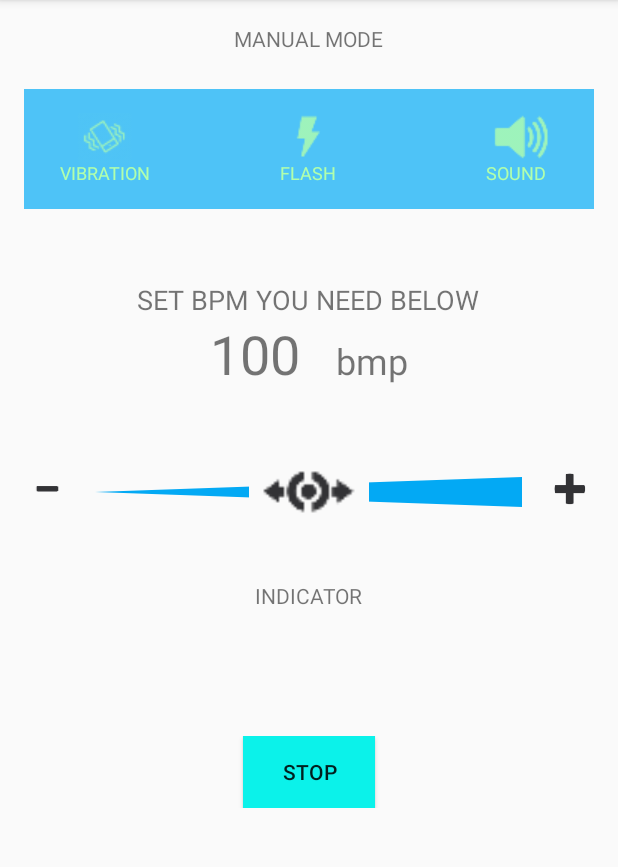
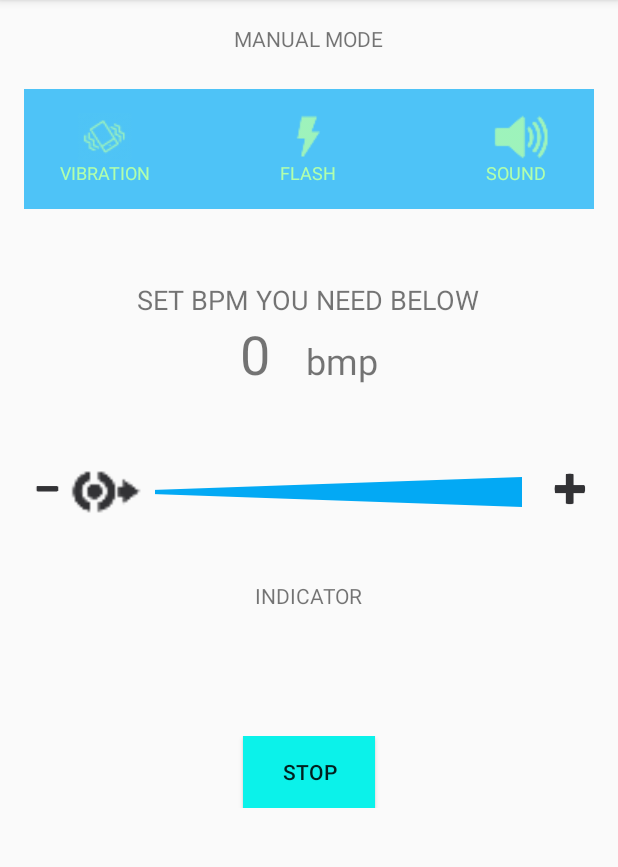
Before and after one commit to vitcool/Metronom, an Android app: the screen it shows after launch (MainActivity), after a tap on "START", on a phone screen of 412 x 824 dp, the part 84-951 px from its top. Run offline under Robolectric (Android 15) with nearby library versions, the phone set to English and light mode, and no system bars; 1 statement that could not run was skipped.

Commit message:
1st release

```diff
--- a/app/src/main/java/com/example/vitalykulyk/metronom/MainActivity.java
+++ b/app/src/main/java/com/example/vitalykulyk/metronom/MainActivity.java
@@ -26,6 +26,7 @@ import android.widget.ImageButton;
 import android.widget.RelativeLayout;
 import android.widget.SeekBar;
 import android.widget.TextView;
+import android.widget.Toast;
 
 
 /**
@@ -81,6 +82,8 @@ public class MainActivity extends AppCompatActivity {
         setContentView(R.layout.activity_main);
         initializeVariables();
         LoadPreferences();
+        setsSeekbarValue();
+
 
 
         /**
@@ -93,6 +96,26 @@ public class MainActivity extends AppCompatActivity {
                 speedEdit.setFocusableInTouchMode(true);
                 speedEdit.setInputType(InputType.TYPE_CLASS_TEXT);
                 speedEdit.requestFocus();
+                try
+                {
+                    Integer.parseInt(speedEdit.getText().toString());
+                }
+                catch (NumberFormatException e)
+                {
+                    Toast toast = Toast.makeText(getApplicationContext(),
+                            "Incorrect input (only numbers)", Toast.LENGTH_SHORT);
+                    toast.show();
+                    speedEdit.setText("100");
+                }
+                finally {
+                    if (Integer.parseInt(speedEdit.getText().toString()) > 200){
+                        Toast toast = Toast.makeText(getApplicationContext(),
+                                "Incorrect input (input number > 200)", Toast.LENGTH_SHORT);
+                        toast.show();
+                        speedEdit.setText("100");
+                    }
+                }
+                seekBar.setProgress(Integer.parseInt(speedEdit.getText().toString()));
             }
         });
 
@@ -164,7 +187,9 @@ public class MainActivity extends AppCompatActivity {
                     stopService();
                     stopAnimation();
                 }
-                ms_per_beat = 1000 * 60 / Short.parseShort(speedEdit.getText().toString());
+                //ms_per_beat = Integer.parseInt(speedEdit.getText().toString());
+                Log.i("ms_per_beat speed", speedEdit.getText().toString() + "");
+                Log.i("ms_per_beat start button", ms_per_beat + "");
                 isStarted = !isStarted;
             }
         });
@@ -173,7 +198,7 @@ public class MainActivity extends AppCompatActivity {
          * customization of seekBar
          * start value is 100
          */
-        seekBar.setProgress(100);
+
         seekBar.setOnSeekBarChangeListener(new SeekBar.OnSeekBarChangeListener() {
             int progress = 0;
 
@@ -191,11 +216,11 @@ public class MainActivity extends AppCompatActivity {
                 speedEdit.setText(progress + "");
             }
         });
+    }
 
-        /**
-         * initialization of speedEdit by value of seekbar
-         */
-        speedEdit.setText(seekBar.getProgress() + "");
+    private void setsSeekbarValue() {
+
+
     }
 
     /**
@@ -237,8 +262,10 @@ public class MainActivity extends AppCompatActivity {
      * method starts animation of indicator
      */
     private void startAnimation() {
+        ms_per_beat = 30000 / Integer.parseInt(speedEdit.getText().toString()) ;
         Animation anim = new AlphaAnimation(1.0f, 0.0f);
         anim.setDuration(ms_per_beat); //You can manage the time of the blink with this parameter
+        Log.i("ms_per_beat Animation", ms_per_beat + "");
         anim.setStartOffset(0);
         anim.setRepeatMode(Animation.REVERSE);
         anim.setRepeatCount(Animation.INFINITE);
@@ -366,6 +393,13 @@ public class MainActivity extends AppCompatActivity {
     private void LoadPreferences(){
         SharedPreferences sharedPreferences = getPreferences(MODE_PRIVATE);
         ms_per_beat = sharedPreferences.getInt("bpm", 0);
+        seekBar.setProgress(ms_per_beat);
+        /**
+         * initialization of speedEdit by value of seekbar
+         */
+        speedEdit.setText(seekBar.getProgress() + "");
+
+        Log.i("ms_per_beat Load", ms_per_beat + "");
         isFlashlightOn = sharedPreferences.getBoolean("isFlashlightOn", true);
         setFlashImage();
         isSoundOn     = sharedPreferences.getBoolean("isSoundOn    ", true);
--- a/app/src/main/java/com/example/vitalykulyk/metronom/MetronomService.java
+++ b/app/src/main/java/com/example/vitalykulyk/metronom/MetronomService.java
@@ -26,9 +26,6 @@ public class MetronomService extends Service {
     private double beatSound = 2440;
     private double sound = 6440;
 
-    private boolean isSoundOn;
-    private boolean isVibrationOn ;
-    private boolean isFlashlightOn;
 
 
     // work with FlashLoght
--- a/app/src/main/res/layout/activity_main.xml
+++ b/app/src/main/res/layout/activity_main.xml
@@ -164,14 +164,12 @@
                     android:layout_height="wrap_content"
                     android:layout_marginTop="24dp"
                     android:singleLine="true"
-                    android:numeric="integer"
-                    android:inputType="numberDecimal"
-                    android:editable="true"
                     android:focusable="true"
                     android:clickable="true"
                     android:lines="1"
                     android:background="@android:color/transparent"
-                    android:textSize="36sp"/>
+                    android:textSize="36sp"
+                    android:inputType="numberDecimal"/>
 
                 <TextView
                     android:id="@+id/bmpText"
```
